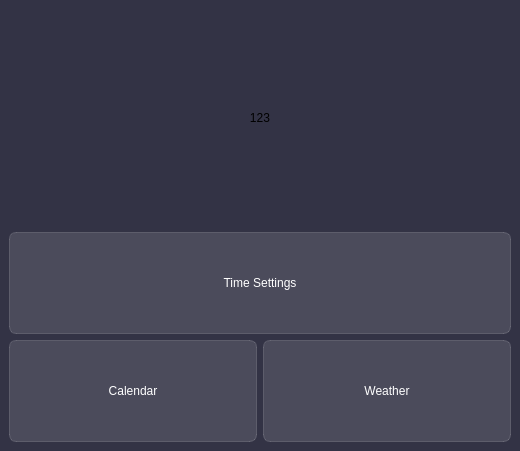
Above: D_TilingTimeM.ui from Shinusei/TilingTime before the change. Below: the same form after it.
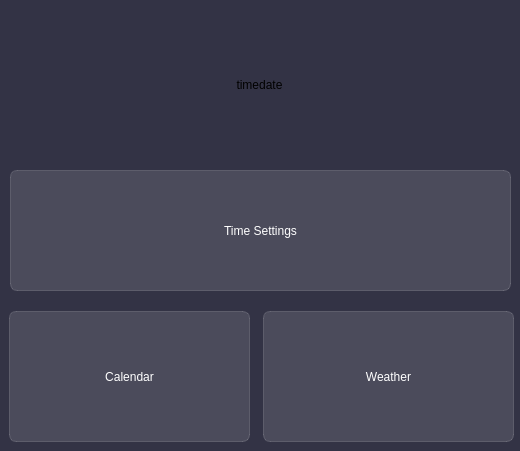
That is the form after the change. Icons and pictures are not drawn.

What changed in the file:
```diff
--- a/D_TilingTimeM.ui
+++ b/D_TilingTimeM.ui
@@ -24,9 +24,15 @@
 font: 40pt &quot;Calibri&quot;;</string>
   </property>
   <widget class="QWidget" name="centralWidget">
-   <layout class="QGridLayout" name="gridLayout">
-    <item row="2" column="1">
      <widget class="QPushButton" name="pushButton_3">
+    <property name="geometry">
+     <rect>
+      <x>263</x>
+      <y>311</y>
+      <width>251</width>
+      <height>131</height>
+     </rect>
+    </property>
       <property name="styleSheet">
        <string notr="true">QPushButton {
 color: white;
@@ -47,9 +53,15 @@
        <string>Weather</string>
       </property>
      </widget>
-    </item>
-    <item row="1" column="0" colspan="2">
      <widget class="QPushButton" name="pushButton">
+    <property name="geometry">
+     <rect>
+      <x>10</x>
+      <y>170</y>
+      <width>501</width>
+      <height>121</height>
+     </rect>
+    </property>
       <property name="styleSheet">
        <string notr="true">QPushButton {
 color: white;
@@ -83,9 +95,15 @@
        <bool>false</bool>
       </property>
      </widget>
-    </item>
-    <item row="2" column="0">
      <widget class="QPushButton" name="pushButton_2">
+    <property name="geometry">
+     <rect>
+      <x>9</x>
+      <y>311</y>
+      <width>241</width>
+      <height>131</height>
+     </rect>
+    </property>
       <property name="styleSheet">
        <string notr="true">QPushButton {
 color: white;
@@ -116,9 +134,15 @@
        </size>
       </property>
      </widget>
-    </item>
-    <item row="0" column="0" colspan="2">
      <widget class="QLabel" name="timeEdit">
+    <property name="geometry">
+     <rect>
+      <x>9</x>
+      <y>9</y>
+      <width>501</width>
+      <height>151</height>
+     </rect>
+    </property>
       <property name="styleSheet">
        <string notr="true">color: rgb(255, 255, 255);
 QPushButton {
@@ -137,7 +161,7 @@
 }</string>
       </property>
       <property name="text">
-       <string>123</string>
+     <string>timedate</string>
       </property>
       <property name="textFormat">
        <enum>Qt::AutoText</enum>
@@ -149,8 +173,6 @@
        <set>Qt::AlignCenter</set>
       </property>
      </widget>
-    </item>
-   </layout>
   </widget>
  </widget>
  <resources/>
```
Lines whose indentation alone changed are shown as unchanged.
